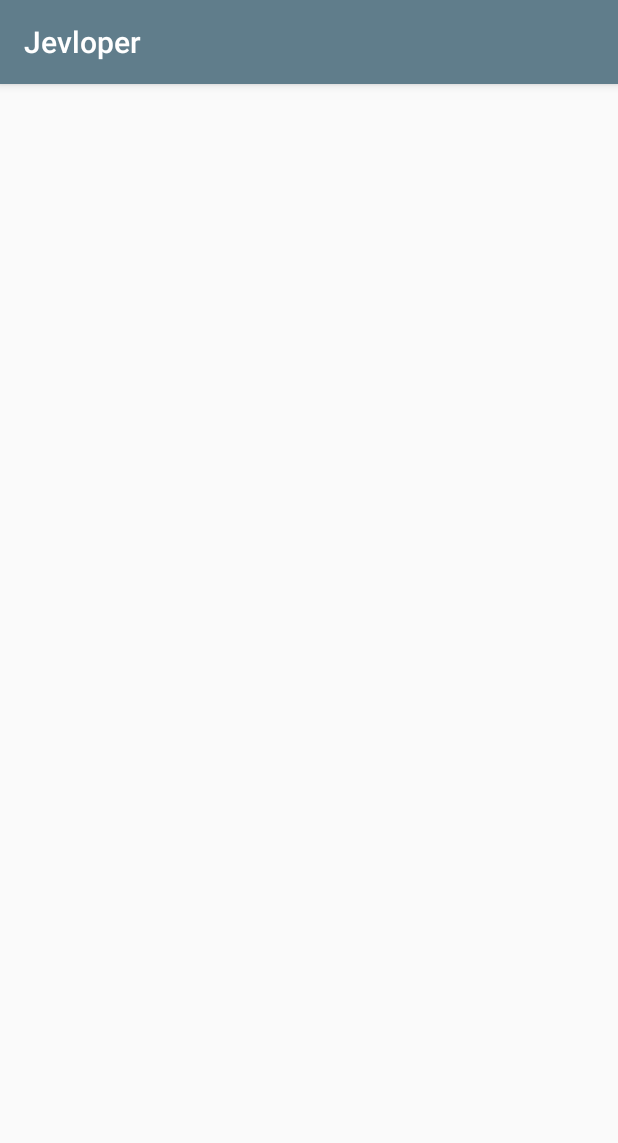
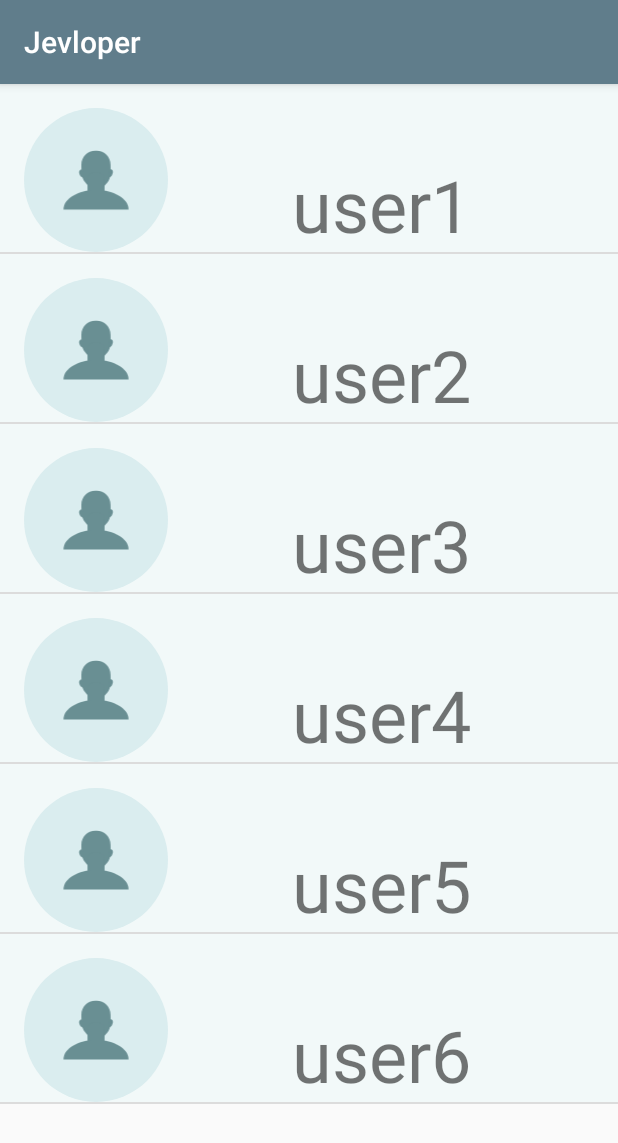
Before and after one commit to m6code/Jevloper, an Android app: the screen it shows after launch (MainActivity), on a phone screen of 412 x 824 dp. Shown: the top 1143 px of the screen. Run offline under Robolectric (Android 15) with nearby library versions, the phone set to English and light mode, and no system bars; plain views replace FontTextView.

Commit message:
Set the listView to load a list of dummy user.

```diff
--- a/app/src/main/java/com/m6code/jevloper/MainActivity.java
+++ b/app/src/main/java/com/m6code/jevloper/MainActivity.java
@@ -3,6 +3,8 @@ package com.m6code.jevloper;
 import android.os.Bundle;
 import android.support.v7.app.AppCompatActivity;
 import android.widget.ListView;
+
+import java.util.ArrayList;
 
 public class MainActivity extends AppCompatActivity {
 
@@ -11,6 +13,22 @@ public class MainActivity extends AppCompatActivity {
         super.onCreate(savedInstanceState);
         setContentView(R.layout.activity_main);
 
+        ArrayList<User> users = new ArrayList<User>();
+        users.add(new User("user1"));
+        users.add(new User("user2"));
+        users.add(new User("user3"));
+        users.add(new User("user4"));
+        users.add(new User("user5"));
+        users.add(new User("user6"));
 
+        // Find a reference to the {@link ListView} from the activity_main layout
+        ListView userListView = (ListView)findViewById(R.id.list);
+
+        // Create a new adapter that takes an empty list of users as input
+        UserAdapter adapter = new UserAdapter(this, users);
+
+        // Set the adapter on the {@link ListView}
+        // so the list can be populated in the user interface
+        userListView.setAdapter(adapter);
     }
 }
--- /dev/null
+++ b/app/src/main/java/com/m6code/jevloper/User.java
@@ -0,0 +1,24 @@
+package com.m6code.jevloper;
+
+/**
+ * Created by Benjamin on 19/8/2017.
+ * A class that holds list of github users
+ */
+
+public class User {
+
+    private String mUsername;
+
+    public  User(String username){
+
+        mUsername = username;
+    }
+
+    /**
+     * Get the username of the user
+     * @return the username
+     */
+    public String getUsername(){
+        return mUsername;
+    }
+}
--- /dev/null
+++ b/app/src/main/java/com/m6code/jevloper/UserAdapter.java
@@ -0,0 +1,46 @@
+package com.m6code.jevloper;
+
+import android.content.Context;
+import android.support.annotation.NonNull;
+import android.support.annotation.Nullable;
+import android.view.LayoutInflater;
+import android.view.View;
+import android.view.ViewGroup;
+import android.widget.ArrayAdapter;
+import android.widget.TextView;
+
+import java.util.ArrayList;
+
+/**
+ * Created by Benjamin on 19/8/2017.
+ * * An ArrayAdapter used to populate the ListView
+ * {@link UserAdapter} is an {@link ArrayAdapter} that can provide the layout for each list item
+ * based on a data source, which is a list of {@link User} objects.
+ */
+
+public class UserAdapter extends ArrayAdapter<User> {
+
+    public UserAdapter(Context context, ArrayList<User> users){
+        super(context, 0, users);
+    }
+
+    @NonNull
+    @Override
+    public View getView(int position, @Nullable View convertView, @NonNull ViewGroup parent) {
+        // Check if an existing view is being reused, otherwise inflate the view
+        View listItemView = convertView;
+        if (listItemView == null){
+            listItemView = LayoutInflater.from(getContext()).inflate(R.layout.list_item, parent, false);
+        }
+
+        // Get the {@link User} object located at this position in the list
+        final User currentUser = getItem(position);
+
+        // Find the username textView
+        TextView tvUsername = (TextView)listItemView.findViewById(R.id.tv_username);
+        // Set the Text for the current user
+        tvUsername.setText(currentUser.getUsername());
+
+        return listItemView;
+    }
+}
```
